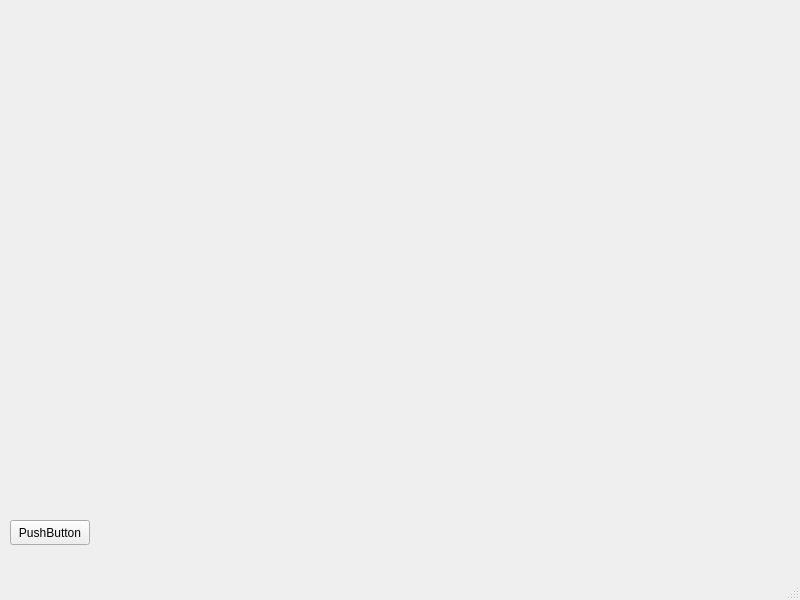
The window that mainwindow.ui (AlexSP0/DynMenu-prototype) describes before a commit, drawn with Qt 5.
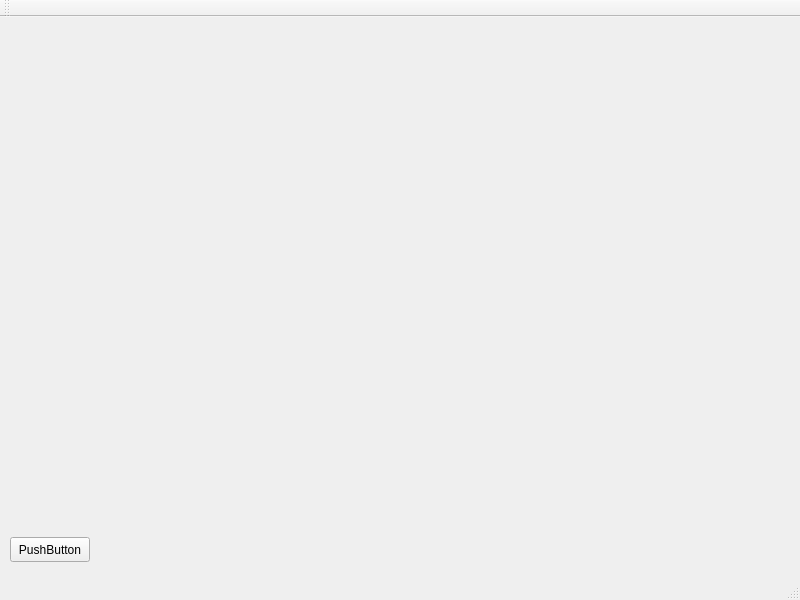
The same window after the commit.

Commit message: chore: implement basemenumanager class

```diff
--- a/mainwindow.ui
+++ b/mainwindow.ui
@@ -39,6 +39,17 @@
    </property>
   </widget>
   <widget class="QStatusBar" name="statusbar"/>
+  <widget class="QToolBar" name="toolBar">
+   <property name="windowTitle">
+    <string>toolBar</string>
+   </property>
+   <attribute name="toolBarArea">
+    <enum>TopToolBarArea</enum>
+   </attribute>
+   <attribute name="toolBarBreak">
+    <bool>false</bool>
+   </attribute>
+  </widget>
  </widget>
  <resources/>
  <connections/>
```
The commit also changes 8 other files.
